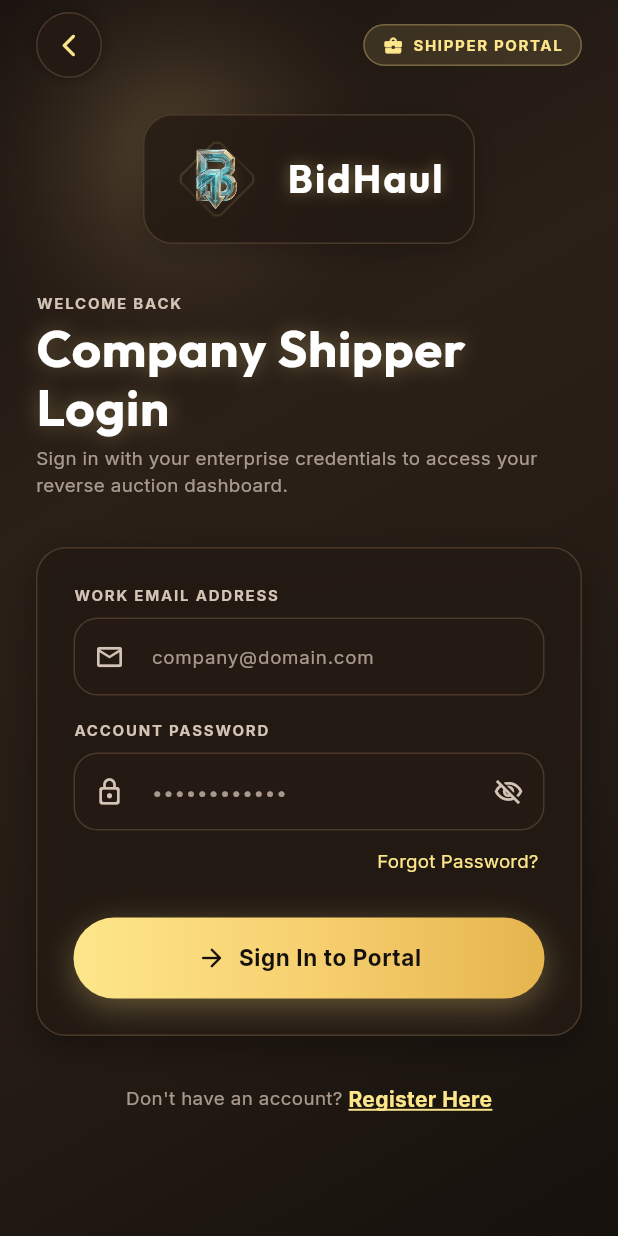
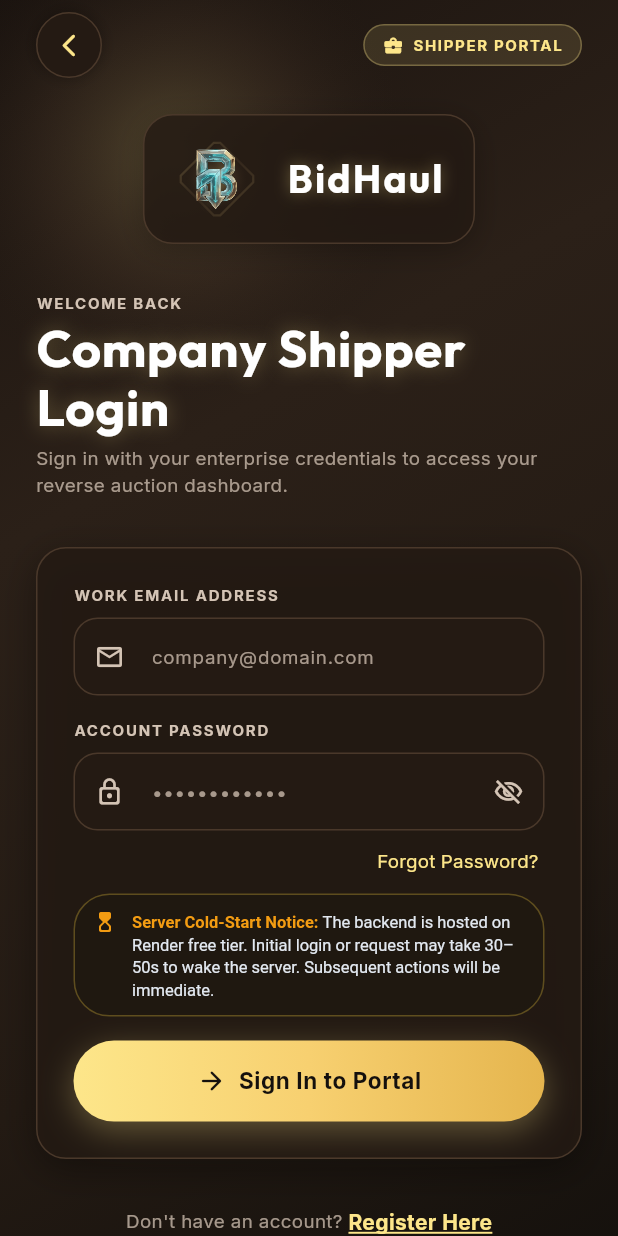
Before and after one commit to anshumaan2503/bidHaul, a Flutter app: the screen it shows after launch, after a tap on "Get Started", after a tap on "FREIGHT OWNER", after a tap on "Proceed to Portal", on a phone screen of 412 x 824 dp. Run offline on Flutter 3.47's test engine with Material 3 defaults, Android fonts, the phone set to English and light mode, and no system bars; our stand-ins replace dio, flutter_local_notifications, flutter_svg, google_fonts, shared_preferences; missing offline and left inert: razorpay_flutter; accounts and stored records are empty; network calls fail.

Commit message:
feat: Add Render free-tier cold-start disclaimer banner to login portals & responsive web frame

```diff
--- a/frontend/lib/main.dart
+++ b/frontend/lib/main.dart
@@ -20,6 +20,7 @@ import 'screens/splash/splash_screen.dart';
 import 'services/push_notification_service.dart';
 import 'theme/app_theme.dart';
 import 'theme/bidhaul_scroll_behavior.dart';
+import 'widgets/web_responsive_wrapper.dart';
 
 void main() async {
   WidgetsFlutterBinding.ensureInitialized();
@@ -58,6 +59,7 @@ class BidHaulApp extends StatelessWidget {
         themeMode: ThemeMode.dark,
         theme: AppTheme.lightTheme,
         darkTheme: AppTheme.darkTheme,
+        builder: (context, child) => WebResponsiveWrapper(child: child ?? const SizedBox()),
         home: const SplashScreen(),
       ),
     );
--- a/frontend/lib/screens/admin/login/admin_login_screen.dart
+++ b/frontend/lib/screens/admin/login/admin_login_screen.dart
@@ -9,6 +9,7 @@ import '../../../theme/app_typography.dart';
 import '../../../widgets/bidhaul_logo.dart';
 import '../../../widgets/buttons/primary_button.dart';
 import '../../../widgets/inputs/app_text_field.dart';
+import '../../../widgets/render_free_tier_disclaimer.dart';
 import '../../../theme/app_page_transitions.dart';
 import '../dashboard/admin_dashboard_screen.dart';
 
@@ -163,7 +164,9 @@ class _AdminLoginScreenState extends State<AdminLoginScreen> {
                             ),
                           ),
                         ),
-                        const SizedBox(height: AppSpacing.xl),
+                        const SizedBox(height: AppSpacing.sm),
+                        const RenderFreeTierDisclaimer(),
+                        const SizedBox(height: AppSpacing.md),
                         PrimaryButton(
                           title: 'Sign In to Admin Portal',
                           icon: Icons.shield_outlined,
--- a/frontend/lib/screens/auth/login/login_screen.dart
+++ b/frontend/lib/screens/auth/login/login_screen.dart
@@ -10,6 +10,7 @@ import '../../../theme/app_typography.dart';
 import '../../../widgets/bidhaul_logo.dart';
 import '../../../widgets/buttons/primary_button.dart';
 import '../../../widgets/inputs/app_text_field.dart';
+import '../../../widgets/render_free_tier_disclaimer.dart';
 import '../../../theme/app_page_transitions.dart';
 import '../../admin/dashboard/admin_dashboard_screen.dart';
 import '../../company/navigation/company_navigation_screen.dart';
@@ -396,7 +397,12 @@ class _LoginScreenState extends State<LoginScreen>
                           ),
                         ),
 
-                        const SizedBox(height: AppSpacing.lg),
+                        const SizedBox(height: AppSpacing.sm),
+
+                        // Render Free Tier Cold Start Disclaimer
+                        const RenderFreeTierDisclaimer(),
+
+                        const SizedBox(height: AppSpacing.md),
 
                         // Login CTA Button
                         PrimaryButton(
--- /dev/null
+++ b/frontend/lib/widgets/render_free_tier_disclaimer.dart
@@ -0,0 +1,59 @@
+import 'package:flutter/material.dart';
+import '../theme/app_colors.dart';
+import '../theme/app_radius.dart';
+
+/// RenderFreeTierDisclaimer
+/// A sleek, compact notice informing users that the initial request
+/// may take up to 30-50s while the Render free-tier backend wakes from sleep.
+class RenderFreeTierDisclaimer extends StatelessWidget {
+  const RenderFreeTierDisclaimer({super.key});
+
+  @override
+  Widget build(BuildContext context) {
+    return Container(
+      padding: const EdgeInsets.symmetric(horizontal: 12, vertical: 10),
+      decoration: BoxDecoration(
+        color: const Color(0xFF1E1810).withValues(alpha: 0.85), // Warm dark amber accent
+        borderRadius: AppRadius.lg,
+        border: Border.all(
+          color: const Color(0xFFD4AF37).withValues(alpha: 0.35), // Metallic gold border
+        ),
+      ),
+      child: Row(
+        crossAxisAlignment: CrossAxisAlignment.start,
+        children: [
+          const Icon(
+            Icons.hourglass_top_rounded,
+            color: Color(0xFFF39C12),
+            size: 16,
+          ),
+          const SizedBox(width: 10),
+          Expanded(
+            child: RichText(
+              text: TextSpan(
+                style: const TextStyle(
+                  fontSize: 11,
+                  height: 1.35,
+                  color: Color(0xFFE2E8F0),
+                ),
+                children: const [
+                  TextSpan(
+                    text: 'Server Cold-Start Notice: ',
+                    style: TextStyle(
+                      fontWeight: FontWeight.w700,
+                      color: Color(0xFFF39C12),
+                    ),
+                  ),
+                  TextSpan(
+                    text:
+                        'The backend is hosted on Render free tier. Initial login or request may take 30–50s to wake the server. Subsequent actions will be immediate.',
+                  ),
+                ],
+              ),
+            ),
+          ),
+        ],
+      ),
+    );
+  }
+}
--- /dev/null
+++ b/frontend/lib/widgets/web_responsive_wrapper.dart
@@ -0,0 +1,95 @@
+import 'package:flutter/foundation.dart';
+import 'package:flutter/material.dart';
+import '../theme/app_colors.dart';
+
+/// WebResponsiveWrapper
+/// Centers and scales the Flutter app UI cleanly on Desktop Web Browsers
+/// while retaining 100% native edge-to-edge layout on Mobile devices.
+class WebResponsiveWrapper extends StatelessWidget {
+  final Widget child;
+
+  const WebResponsiveWrapper({
+    super.key,
+    required this.child,
+  });
+
+  @override
+  Widget build(BuildContext context) {
+    return LayoutBuilder(
+      builder: (context, constraints) {
+        // If on Desktop Web or screen width > 650px
+        final bool isDesktopWeb = kIsWeb && constraints.maxWidth > 650;
+
+        if (!isDesktopWeb) {
+          return child;
+        }
+
+        return Container(
+          color: const Color(0xFF070A11), // Dark Executive Slate Background
+          child: Stack(
+            children: [
+              // Subtle background ambient glows
+              Positioned(
+                top: -100,
+                left: -100,
+                child: Container(
+                  width: 400,
+                  height: 400,
+                  decoration: BoxDecoration(
+                    shape: BoxShape.circle,
+                    color: AppColors.primaryBlue.withValues(alpha: 0.12),
+                  ),
+                ),
+              ),
+              Positioned(
+                bottom: -100,
+                right: -100,
+                child: Container(
+                  width: 400,
+                  height: 400,
+                  decoration: BoxDecoration(
+                    shape: BoxShape.circle,
+                    color: AppColors.primaryCyan.withValues(alpha: 0.10),
+                  ),
+                ),
+              ),
+              // Centered Phone Frame Layout
+              Center(
+                child: Container(
+                  constraints: const BoxConstraints(
+                    maxWidth: 480,
+                    maxHeight: 960,
+                  ),
+                  margin: const EdgeInsets.symmetric(vertical: 24, horizontal: 16),
+                  decoration: BoxDecoration(
+                    color: AppColors.darkMidnight,
+                    borderRadius: BorderRadius.circular(28),
+                    border: Border.all(
+                      color: AppColors.glassBorderDark.withValues(alpha: 0.8),
+                      width: 1.5,
+                    ),
+                    boxShadow: [
+                      BoxShadow(
+                        color: Colors.black.withValues(alpha: 0.5),
+                        blurRadius: 32,
+                        spreadRadius: 4,
+                        offset: const Offset(0, 12),
+                      ),
+                      BoxShadow(
+                        color: AppColors.primaryCyan.withValues(alpha: 0.08),
+                        blurRadius: 20,
+                        spreadRadius: -2,
+                      ),
+                    ],
+                  ),
+                  clipBehavior: Clip.antiAlias,
+                  child: child,
+                ),
+              ),
+            ],
+          ),
+        );
+      },
+    );
+  }
+}
```
